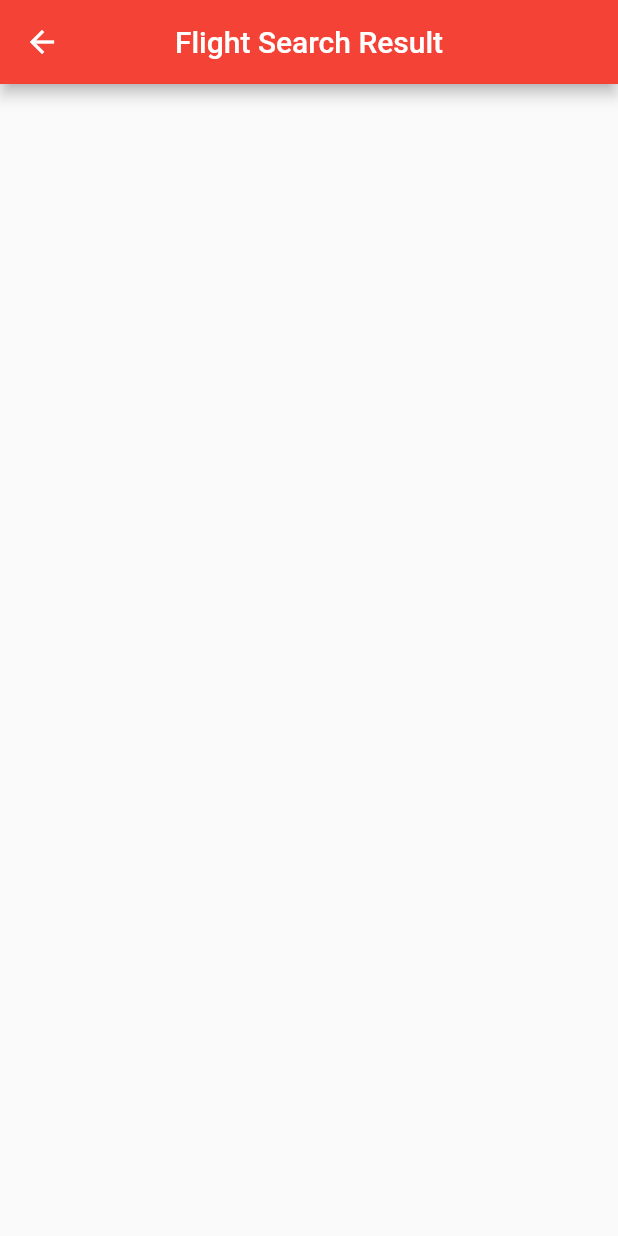
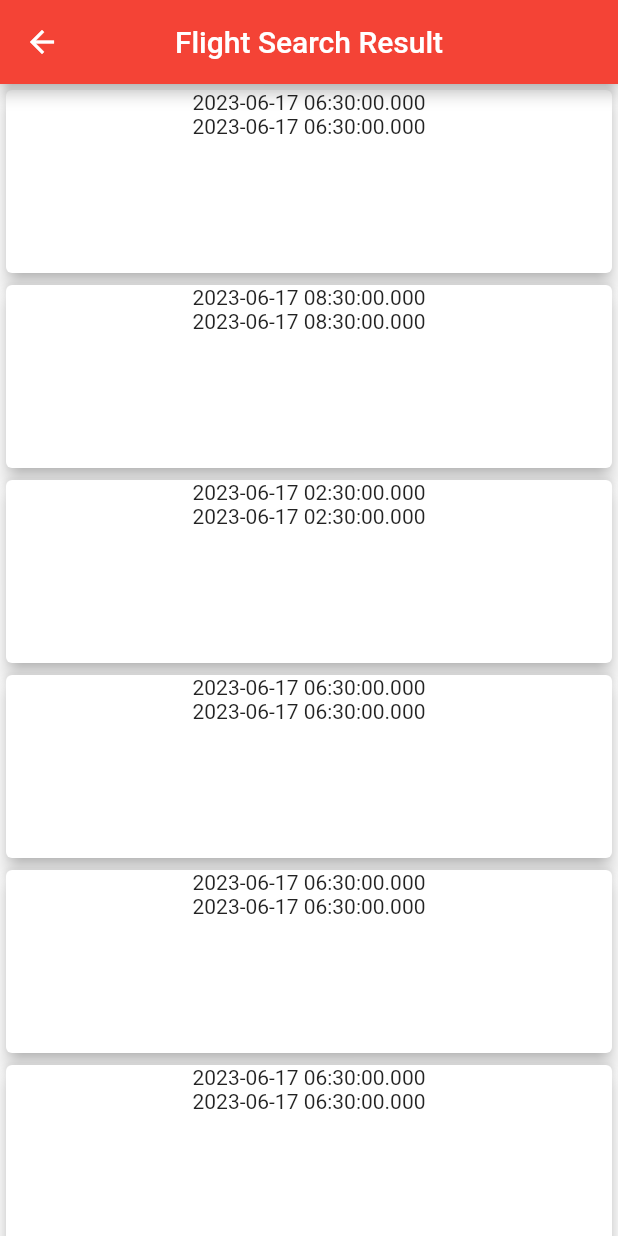
Before and after one commit to amarnathpatel/travel_booking_app, a Flutter app: the FlightResultsListScreen screen opened by its route, on a phone screen of 412 x 824 dp. Run offline on Flutter 3.47's test engine with Material 2 defaults, Android fonts, the phone set to English and light mode, and no system bars.

Commit message:
Flight List screen UI- Scrollable view

```diff
--- /dev/null
+++ b/lib/models/flight.dart
@@ -0,0 +1,12 @@
+class Flight {
+  final DateTime departureDateTime;
+  final DateTime arrivalDateTime;
+  final String carrierCode;
+  final String carrierName;
+  //final int flightNumber;
+  //final String aircraftCode;
+  //final int noOfSyops;
+
+  Flight(this.departureDateTime, this.arrivalDateTime, this.carrierCode,
+      this.carrierName);
+}
--- a/lib/screens/flight_results_list_screen.dart
+++ b/lib/screens/flight_results_list_screen.dart
@@ -1,24 +1,89 @@
 import 'package:flutter/material.dart';
-import 'package:flutter/src/widgets/framework.dart';
-import 'package:flutter/src/widgets/placeholder.dart';
+import 'package:travel_booking_app/models/flight.dart';
 
-class FlightResultsListScreen extends StatelessWidget {
+class FlightResultsListScreen extends StatefulWidget {
   static const String routeName = '/flightlist';
-
   const FlightResultsListScreen({super.key});
 
   @override
+  State<FlightResultsListScreen> createState() =>
+      _FlightResultsListScreenState();
+}
+
+class _FlightResultsListScreenState extends State<FlightResultsListScreen> {
+  final List<Flight> flightList = [
+    Flight(DateTime(2023, 06, 17, 06, 30), DateTime(2023, 06, 17, 08, 30), 'AI',
+        'AIr India'),
+    Flight(DateTime(2023, 06, 17, 08, 30), DateTime(2023, 06, 17, 09, 30), 'AI',
+        'AIr India'),
+    Flight(DateTime(2023, 06, 17, 02, 30), DateTime(2023, 06, 17, 03, 30), 'AI',
+        'Indigo'),
+    Flight(DateTime(2023, 06, 17, 06, 30), DateTime(2023, 06, 17, 08, 30), 'AI',
+        'AIr India'),
+    Flight(DateTime(2023, 06, 17, 06, 30), DateTime(2023, 06, 17, 08, 30), 'AI',
+        'AIr India'),
+    Flight(DateTime(2023, 06, 17, 06, 30), DateTime(2023, 06, 17, 08, 30), 'AI',
+        'AIr India'),
+    Flight(DateTime(2023, 06, 17, 08, 30), DateTime(2023, 06, 17, 09, 30), 'AI',
+        'AIr India'),
+    Flight(DateTime(2023, 06, 17, 02, 30), DateTime(2023, 06, 17, 03, 30), 'AI',
+        'Indigo'),
+    Flight(DateTime(2023, 06, 17, 06, 30), DateTime(2023, 06, 17, 08, 30), 'AI',
+        'AIr India'),
+    Flight(DateTime(2023, 06, 17, 06, 30), DateTime(2023, 06, 17, 08, 30), 'AI',
+        'AIr India'),
+    Flight(DateTime(2023, 06, 17, 06, 30), DateTime(2023, 06, 17, 08, 30), 'AI',
+        'AIr India'),
+    Flight(DateTime(2023, 06, 17, 08, 30), DateTime(2023, 06, 17, 09, 30), 'AI',
+        'AIr India'),
+    Flight(DateTime(2023, 06, 17, 02, 30), DateTime(2023, 06, 17, 03, 30), 'AI',
+        'Indigo'),
+    Flight(DateTime(2023, 06, 17, 06, 30), DateTime(2023, 06, 17, 08, 30), 'AI',
+        'AIr India'),
+    Flight(DateTime(2023, 06, 17, 06, 30), DateTime(2023, 06, 17, 08, 30), 'AI',
+        'AIr India'),
+  ];
+
+  @override
   Widget build(BuildContext context) {
-    return  Scaffold(
+    return Scaffold(
       appBar: AppBar(
         title: const Text('Flight Search Result'),
         centerTitle: true,
-        leading:  InkWell(
+        leading: InkWell(
           child: const Icon(Icons.arrow_back),
           onTap: () => Navigator.pop(context),
         ),
       ),
+      body: Scrollbar(
+        //padding: const EdgeInsets.fromLTRB(10, 10, 10, 0),
+        //height: 220,
+        //width: double.maxFinite,
+        //child: Scrollbar(
+          child: ListView.builder(
+            itemCount: flightList.length,
+            itemBuilder: (BuildContext context, int index) =>
+                buildFlightCard(context, index),
+          ),
+        ),
+      );
+    //);
+  }
 
+  Widget buildFlightCard(BuildContext context, int index) {
+    debugPrint('index of item :$index');
+    final Flight flight = flightList[index];
+    return Container(
+      height: 130,
+      child: Card(
+        elevation: 5.0,
+        child: Column(
+          children: <Widget>[
+            Text(flight.departureDateTime.toString()),
+            Text(flight.departureDateTime.toString()),
+          ],
+        ),
+      ),
     );
   }
 }
--- a/lib/screens/flight_search_screen.dart
+++ b/lib/screens/flight_search_screen.dart
@@ -54,7 +54,7 @@ class FlightSearchScreen extends StatelessWidget {
                       decoration: const InputDecoration(
                         labelText: 'Departure',
                         hintText: 'Please input date of departure.',
-                                    ),
+                      ),
                     ),
                   ),
                 ),
@@ -73,7 +73,8 @@ class FlightSearchScreen extends StatelessWidget {
                     child: ElevatedButton(
                         onPressed: () {
                           // TO DO Passing argumants
-                          Navigator.pushNamed(context, FlightResultsListScreen.routeName);
+                          Navigator.pushNamed(
+                              context, FlightResultsListScreen.routeName);
                         },
                         child: const Text('Search Flights')))),
           ],
```
